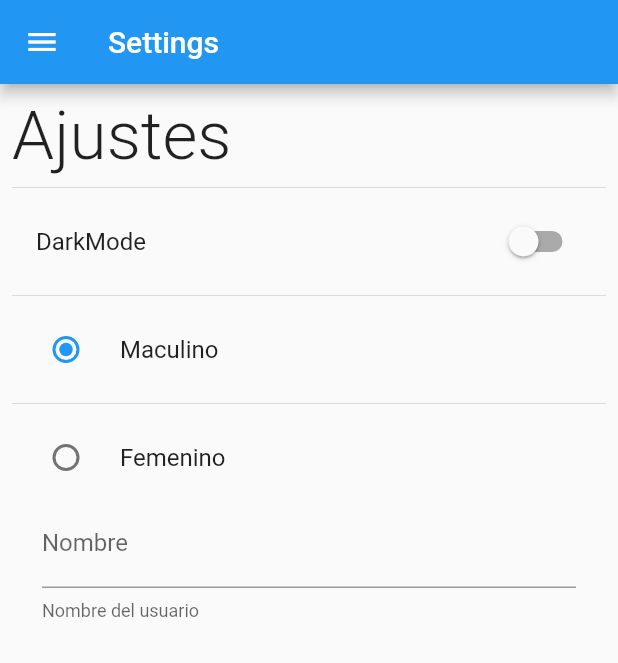
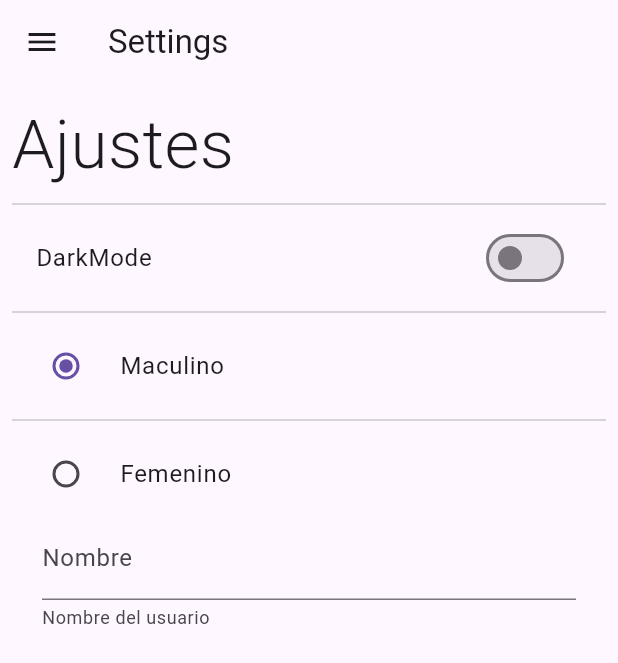
Before and after one commit to Ricardohm7/preferences_app, a Flutter app: the screen it shows after launch, in the side drawer, after a tap on "Home", on a phone screen of 412 x 824 dp. Shown: the top 663 px of the screen. Run offline on Flutter 3.47's test engine with Material 2 defaults, Android fonts, the phone set to English and light mode, and no system bars; our stand-ins replace shared_preferences.

Commit message:
Change app theme using provider

```diff
--- a/lib/main.dart
+++ b/lib/main.dart
@@ -1,13 +1,21 @@
 import 'package:flutter/material.dart';
+import 'package:preferences_app/providers/theme_provider.dart';
 import 'package:preferences_app/screens/screens.dart';
 import 'package:preferences_app/share_preferences/preferences.dart';
+import 'package:provider/provider.dart';
 
 void main() async {
   WidgetsFlutterBinding.ensureInitialized();
   await Preferences.init();
   // await Preferences.clean();
 
-  runApp(const MyApp());
+  runApp(MultiProvider(
+    providers: [
+      ChangeNotifierProvider(
+          create: (_) => ThemeProvider(isDarkMode: Preferences.isDarkMode))
+    ],
+    child: const MyApp(),
+  ));
 }
 
 class MyApp extends StatelessWidget {
@@ -23,7 +31,7 @@ class MyApp extends StatelessWidget {
         HomeScreen.routerName: (_) => const HomeScreen(),
         SettingsScreen.routerName: (_) => const SettingsScreen()
       },
-      theme: Preferences.isDarkMode ? ThemeData.dark() : ThemeData.light(),
+      theme: Provider.of<ThemeProvider>(context).currentTheme,
     );
   }
 }
--- /dev/null
+++ b/lib/providers/theme_provider.dart
@@ -0,0 +1,19 @@
+import 'package:flutter/material.dart';
+
+class ThemeProvider extends ChangeNotifier {
+  ThemeData currentTheme;
+  ThemeProvider({required bool isDarkMode})
+      : currentTheme = isDarkMode
+            ? ThemeData.dark(useMaterial3: true)
+            : ThemeData.light(useMaterial3: true);
+
+  setLightMode() {
+    currentTheme = ThemeData.light(useMaterial3: true);
+    notifyListeners();
+  }
+
+  setDarkMode() {
+    currentTheme = ThemeData.dark(useMaterial3: true);
+    notifyListeners();
+  }
+}
--- a/pubspec.yaml
+++ b/pubspec.yaml
@@ -36,6 +36,7 @@ dependencies:
   # Use with the CupertinoIcons class for iOS style icons.
   cupertino_icons: ^1.0.2
   shared_preferences: ^2.0.17
+  provider: ^6.0.5
 
 
 dev_dependencies:
```
Also changed, not shown: lib/screens/settings_screen.dart (+7 -0 lines), pubspec.lock.
